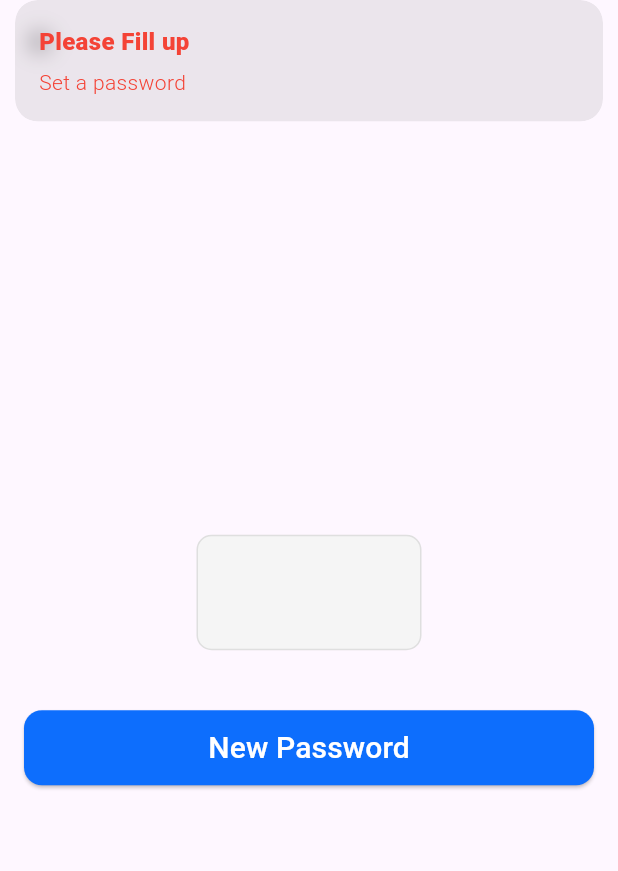
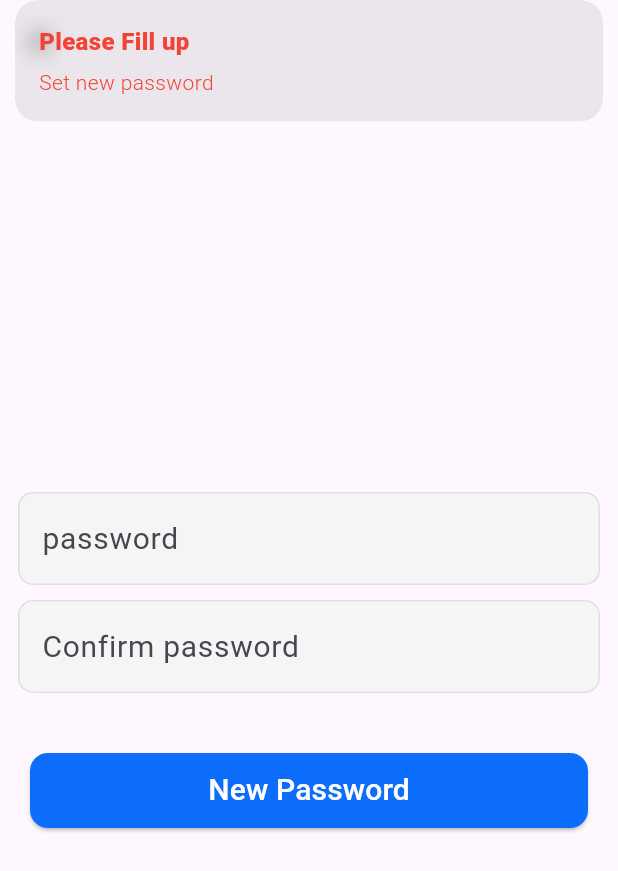
Before and after one commit to araful39/travel, a Flutter app: the OtpVerification screen opened directly, after a tap on "New Password", on a phone screen of 412 x 824 dp. Shown: the top 871 px of the screen. Run offline on Flutter 3.47's test engine with Material 3 defaults, Android fonts, the phone set to English and light mode, and no system bars; our stand-ins replace get, image_picker, shared_preferences, smooth_page_indicator, table_calendar; accounts and stored records are empty.

Commit message:
problem solve

```diff
--- a/lib/features/authentication/controller/otp_controller.dart
+++ b/lib/features/authentication/controller/otp_controller.dart
@@ -5,11 +5,18 @@ import 'package:travel/features/authentication/screen/signin/signin.dart';
 
 class OtpController extends GetxController {
   TextEditingController passwordController = TextEditingController();
+  TextEditingController confirmPasswordController = TextEditingController();
 
   newPasswordToLogIn() async {
     final SharedPreferences prefs = await SharedPreferences.getInstance();
     if (passwordController.text.isEmpty) {
-      Get.snackbar("Please Fill up ", "Set a password", colorText: Colors.red);
+      Get.snackbar("Please Fill up ", "Set new password",
+          colorText: Colors.red);
+      return;
+    }
+    if (confirmPasswordController.text.isEmpty) {
+      Get.snackbar("Please Fill up ", "Set confirm password",
+          colorText: Colors.red);
       return;
     }
 
@@ -18,8 +25,24 @@ class OtpController extends GetxController {
         : passwordController.text.length < 6
             ? "Password less than 8 characters"
             : null;
+    String? confirmPassword = passwordController.text.isEmpty
+        ? "Confirm Password"
+        : confirmPasswordController.text.length < 6
+            ? "Confirm Password less than 8 characters"
+            : null;
+    String? checkPassword =
+        passwordController.text == confirmPasswordController.text
+            ? "Successful"
+            : "Please Correct Password";
     if (password != null) {
-      Get.snackbar("Please Fill up", password, colorText: Colors.red);
+      Get.snackbar("Please set new password ", password, colorText: Colors.red);
+    } else if (confirmPassword != null) {
+      Get.snackbar("Please set confirm password", confirmPassword,
+          colorText: Colors.red);
+    } else if (password == confirmPassword) {
+      Get.snackbar(
+          "new password and confirm password not equal ", checkPassword,
+          colorText: Colors.red);
     } else {
       Get.offAll(const SignIn());
       prefs.setString("password", passwordController.text).obs;
--- a/lib/features/authentication/controller/signup_controller.dart
+++ b/lib/features/authentication/controller/signup_controller.dart
@@ -18,12 +18,12 @@ class SignupController extends GetxController {
     final SharedPreferences prefs = await SharedPreferences.getInstance();
     if (name.toString().isEmpty) {
       Get.snackbar("Please Fill up ", "Your Name", colorText: Colors.red);
-      return;
+      return true;
     }
 
     if (email.toString().isEmpty) {
       Get.snackbar("Please Fill up ", "Your Email", colorText: Colors.red);
-      return;
+      return ;
     }
 
     if (!GetUtils.isEmail(email.toString())) {
--- a/lib/features/authentication/screen/otp_verification/otp_verification.dart
+++ b/lib/features/authentication/screen/otp_verification/otp_verification.dart
@@ -14,17 +14,22 @@ final OtpController controller=Get.put(OtpController());
       appBar: AppBar(),
       body: Center(
         child: Padding(
-          padding: const EdgeInsets.all(8.0),
+          padding: const EdgeInsets.all(12.0),
           child: Column(
             mainAxisAlignment: MainAxisAlignment.center,
             children: [
-          SizedBox(
-              width: 150,
-              child: CustomTextField(
-                fontSize: 30,
+          CustomTextField(
+            fontSize: 20,
 
-                  hintText: '', controller: controller.passwordController)),
-              SizedBox(
+              hintText: 'password', controller: controller.passwordController),
+              const SizedBox(
+                height: 10,
+              ),
+          CustomTextField(
+            fontSize: 20,
+
+              hintText: 'Confirm password', controller: controller.confirmPasswordController),
+              const SizedBox(
                 height: 40,
               ),
               CustomElevatedButton(buttonName: RTexts.newPassword, onPress: controller.newPasswordToLogIn),
--- a/lib/features/authentication/screen/signin/signin.dart
+++ b/lib/features/authentication/screen/signin/signin.dart
@@ -82,9 +82,9 @@ class SignIn extends StatelessWidget {
                   children: [
                     CustomElevatedButton(
                         buttonName: RTexts.signIn,
-                        onPress: controller.signInToNavigationMenu(
+                        onPress: (){controller.signInToNavigationMenu(
                             controller.emailController.text,
-                            controller.passwordController.text)),
+                            controller.passwordController.text);}),
                     const SizedBox(
                       height: 30,
                     ),
--- a/lib/features/personalization/screen/edit_profile/edit_profile.dart
+++ b/lib/features/personalization/screen/edit_profile/edit_profile.dart
@@ -159,8 +159,8 @@ class EditProfile extends StatelessWidget {
                       Padding(
                         padding: const EdgeInsets.all(8.0),
                         child: CustomTextField(
-                          hintText: "Mobile Number",
-                          controller: controller.phoneController,
+                          hintText: "password",
+                          controller: controller.passwordController,
                         ),
                       ),
                     ],
--- a/lib/features/shop/screen/search/search.dart
+++ b/lib/features/shop/screen/search/search.dart
@@ -34,7 +34,7 @@ class Search extends StatelessWidget {
               const SizedBox(
                 height: RSizes.sm,
               ),
-               CustomTextField(hintText: "Search Places",prefixIcons: true,suffixIcon: Icons.mic, controller: searchController,),
+               CustomTextField(hintText: "Search Places",prefixIcons: true, controller: searchController,),
               const Text(
                 "Search",
                 style: TextStyle(fontWeight: FontWeight.bold, fontSize: 20),
```
Also changed, not shown: lib/features/authentication/controller/on_boarding_controller.dart (added, +13 -0 lines), lib/features/authentication/screen/onboard/onboard.dart (+18 -17 lines), lib/features/authentication/screen/signup/signup.dart (+6 -4 lines), lib/features/personalization/controller/editprofile_controller.dart (+21 -9 lines), lib/features/personalization/controller/profile_controller.dart (+29 -2 lines), lib/features/personalization/screen/profile/profile.dart (+4 -7 lines), lib/features/shop/controller/home_controller.dart (+15 -1 lines), lib/features/shop/screen/home/home.dart (+3 -4 lines).
